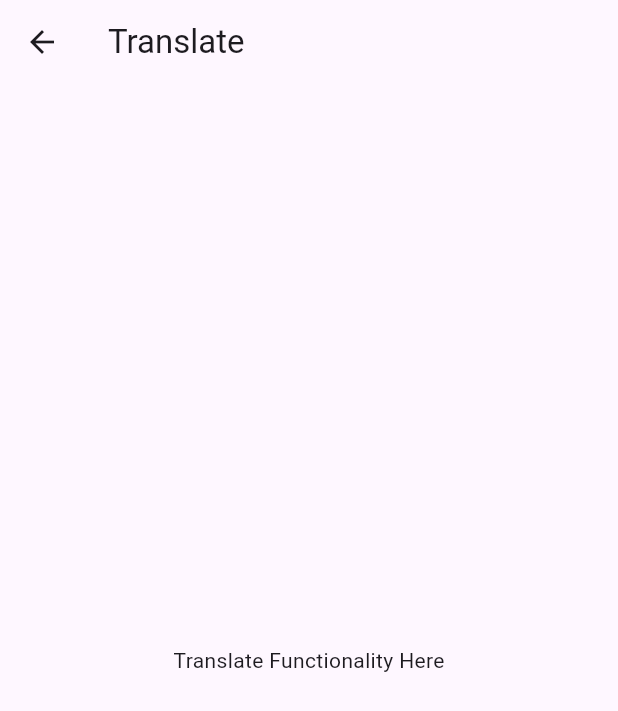
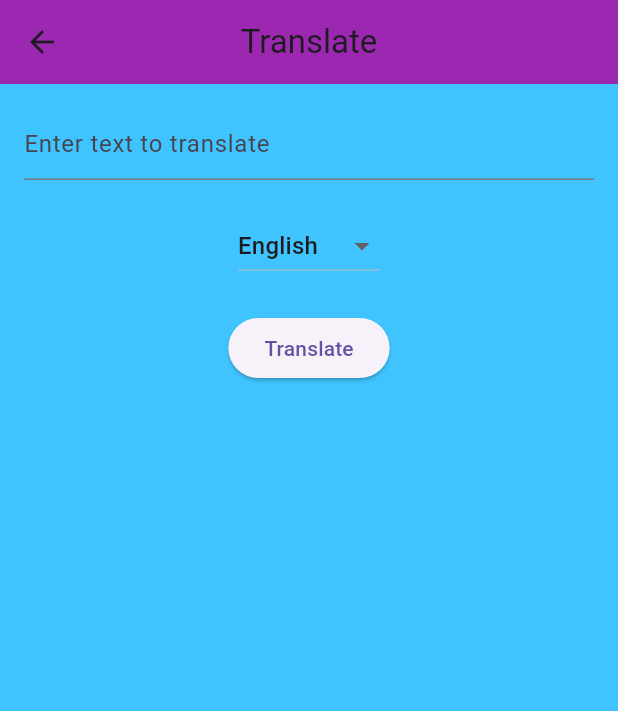
Before and after one commit to bblama/my_flutter_app, a Flutter app: the screen it shows after launch, after a tap on "Translate", on a phone screen of 412 x 824 dp. Shown: the top 711 px of the screen. Run offline on Flutter 3.47's test engine with Material 3 defaults, Android fonts, the phone set to English and light mode, and no system bars; missing offline and left inert: translator.

Commit message:
first_step

```diff
--- a/lib/main.dart
+++ b/lib/main.dart
@@ -26,11 +26,15 @@ class HomePage extends StatelessWidget {
   @override
   Widget build(BuildContext context) {
     return Scaffold(
-      appBar: AppBar(
-        title: Text('Learning App'),
-      ),
+      appBar: PreferredSize(preferredSize: Size.fromHeight(45.0),
+          child: Container(color: Colors.purple,
+          child: SafeArea(child: Column(mainAxisAlignment: MainAxisAlignment.center,
+          children: [
+            Text('Learning App',
+            style: TextStyle(color: Colors.white, fontSize: 26, fontWeight: FontWeight.bold),)
+          ],)),) ),
       body: Padding(
-        padding: const EdgeInsets.all(10.0),
+        padding: const EdgeInsets.all(20.0),
         child: GridView.count(
           crossAxisCount: 2, // Number of columns
           crossAxisSpacing: 10.0,
@@ -58,7 +62,7 @@ class HomePage extends StatelessWidget {
       child: Container(
         decoration: BoxDecoration(
           color: Colors.blueAccent,
-          borderRadius: BorderRadius.circular(10.0),
+          borderRadius: BorderRadius.circular(30.0),
           boxShadow: [
             BoxShadow(
               color: Colors.grey.withOpacity(0.5),
@@ -71,7 +75,7 @@ class HomePage extends StatelessWidget {
         child: Column(
           mainAxisAlignment: MainAxisAlignment.center,
           children: [
-            Icon(icon, size: 40, color: Colors.white),
+            Icon(icon, size: 35, color: Colors.white),
             SizedBox(height: 8),
             Text(
               title,
--- a/lib/translate_page.dart
+++ b/lib/translate_page.dart
@@ -1,14 +1,115 @@
 import 'package:flutter/material.dart';
+import 'package:translator/translator.dart';
 
-class TranslatePage extends StatelessWidget {
+class TranslatePage extends StatefulWidget {
+  @override
+  _TranslatePageState createState() => _TranslatePageState();
+}
+
+class _TranslatePageState extends State<TranslatePage> {
+  final TextEditingController _textEditingController = TextEditingController();
+  final FocusNode _focusNode = FocusNode();
+  String _translatedText = '';
+  String _selectedLanguage = 'en'; // Default language
+  GoogleTranslator translator = GoogleTranslator();
+
+  final Map<String, String> _languages = {
+    'English': 'en',
+    'Spanish': 'es',
+    'French': 'fr',
+    'Japanese': 'ja',
+    'Chinese': 'zh-cn',
+    'Nepali': 'ne',
+    // Add more languages as needed
+  };
+
+  @override
+  void initState() {
+    super.initState();
+    _focusNode.addListener(() {
+      setState(() {});
+    });
+  }
+
+  @override
+  void dispose() {
+    _textEditingController.dispose();
+    _focusNode.dispose();
+    super.dispose();
+  }
+
+  Future<String> translateText(String text, String targetLanguage) async {
+    var translation = await translator.translate(text, to: targetLanguage);
+    return translation.text;
+  }
+
   @override
   Widget build(BuildContext context) {
     return Scaffold(
       appBar: AppBar(
         title: Text('Translate'),
+        backgroundColor: Colors.purple,
+        centerTitle: true,
       ),
-      body: Center(
-        child: Text('Translate Functionality Here'),
+      body: Container(
+        color: Colors.lightBlueAccent,
+        child: Padding(
+          padding: const EdgeInsets.all(16.0),
+          child: Column(
+            children: [
+              TextField(
+                controller: _textEditingController,
+                focusNode: _focusNode,
+                decoration: InputDecoration(
+                  hintText: 'Enter text to translate',
+                ),
+                keyboardType: TextInputType.multiline,
+                textInputAction: TextInputAction.done,
+                autocorrect: false,
+                enableSuggestions: false,
+                // onTap: () {
+                //   _focusNode.requestFocus();
+                // },
+              ),
+              SizedBox(height: 20),
+              DropdownButton<String>(
+                value: _selectedLanguage,
+                onChanged: (String? newValue) {
+                  setState(() {
+                    _selectedLanguage = newValue!;
+                  });
+                },
+                items: _languages.entries.map<DropdownMenuItem<String>>((entry) {
+                  return DropdownMenuItem<String>(
+                    value: entry.value,
+                    child: Text(entry.key),
+                  );
+                }).toList(),
+              ),
+              SizedBox(height: 20),
+              ElevatedButton(
+                onPressed: () async {
+                  try {
+                    final translation = await translateText(_textEditingController.text, _selectedLanguage);
+                    setState(() {
+                      _translatedText = translation;
+                    });
+                  } catch (e) {
+                    setState(() {
+                      _translatedText = 'Error: ${e.toString()}';
+                    });
+                  }
+                },
+                child: Text('Translate'),
+              ),
+              SizedBox(height: 20),
+              Text(
+                _translatedText,
+                style: TextStyle(fontSize: 20),
+              ),
+            ],
+          ),
+        ),
       ),
     );
   }
--- a/pubspec.yaml
+++ b/pubspec.yaml
@@ -1,4 +1,5 @@
 name: my_flutter_app
+
 description: "A new Flutter project."
 # The following line prevents the package from being accidentally published to
 # pub.dev using `flutter pub publish`. This is preferred for private packages.
@@ -30,6 +31,7 @@ environment:
 dependencies:
   flutter:
     sdk: flutter
+  translator: ^1.0.3+1
 
 
   # The following adds the Cupertino Icons font to your application.
@@ -60,6 +62,8 @@ flutter:
   # included with your application, so that you can use the icons in
   # the material Icons class.
   uses-material-design: true
+  assets:
+    - assets/vocabulary.json
 
   # To add assets to your application, add an assets section, like this:
   # assets:
```
Also changed, not shown: lib/vocabulary_page.dart (+48 -3 lines), pubspec.lock.
